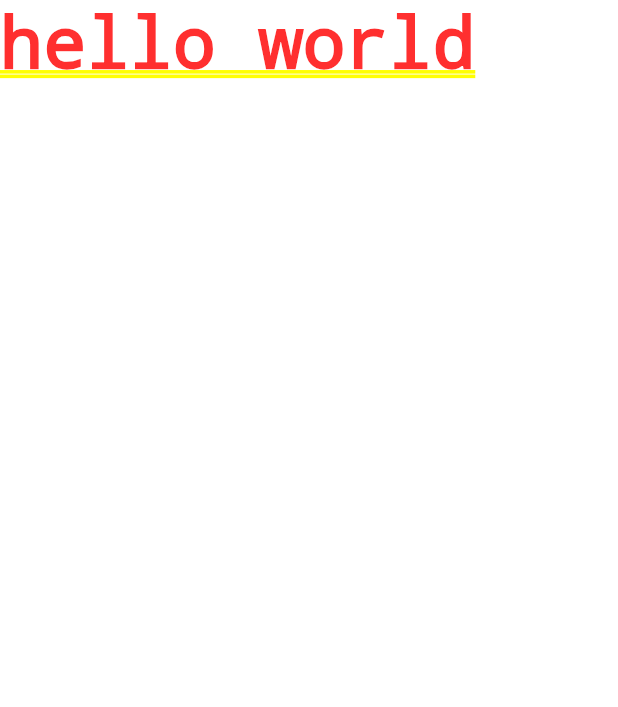
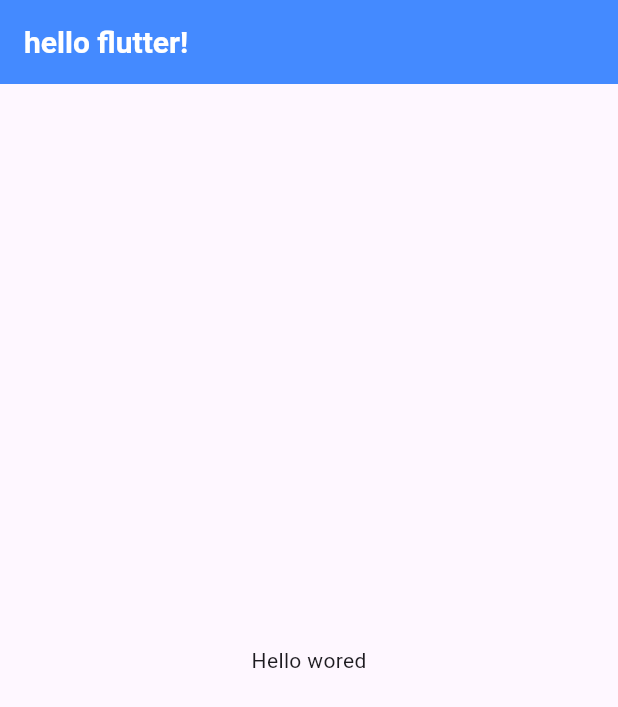
Before and after one commit to qpaseo/test, a Flutter app: the screen it shows after launch, on a phone screen of 412 x 824 dp. Shown: the top 707 px of the screen. Run offline on Flutter 3.47's test engine with Material 3 defaults, Android fonts, the phone set to English and light mode, and no system bars.

Commit message:
update :: 챕터2 er-toonflix

```diff
--- a/toonflix/lib/main.dart
+++ b/toonflix/lib/main.dart
@@ -1,6 +1,14 @@
 import 'package:flutter/material.dart';
 
+class Player {
+  String? name; //있을수도 있고 아닐수도 있고
+
+  Player({required this.name});
+}
+
 void main() {
+  var seo = Player(name: "seo");
+  seo.name;
   runApp(App());
 }
 
@@ -8,11 +16,38 @@ class App extends StatelessWidget {
   @override
   Widget build(BuildContext context) {
     // TODO: implement build
+
     //CupertinoApp : ios 버전의 디자인
     //MaterialApp : 구글 버전의 디자인
-    //규칙 : scaffold를 가지고 있어야 한다
+
+    //규칙
+    //1. 모든 화면은 scaffold를 가지고 있어야 한다.
+    //2. 클래스를 만들고 그 끝에는 ,을 작성한다.
+    //3. 관례적으로 클래스에서는 내용을 작성후 생성자를 작성한다.
+
+    //사소한 점
+    //1.elevation으로 그림자 적용시 shadowColor을 사용하여 그림자의 색을 지정한다.
+
     return MaterialApp(
-      home: Text('hello world'),
+      home: Scaffold(
+        appBar: AppBar(
+          elevation: 0,
+          shadowColor: Colors.black,
+          centerTitle: false,
+          title: Text(
+            "hello flutter!",
+            style: TextStyle(
+              color: Colors.white,
+              fontSize: 20,
+              fontWeight: FontWeight.bold,
+            ),
+          ),
+          backgroundColor: Colors.blueAccent,
+        ),
+        body: Center(
+          child: Text("Hello wored"),
+        ),
+      ),
     );
   }
 }
```
Also changed, not shown: 1 other file.
